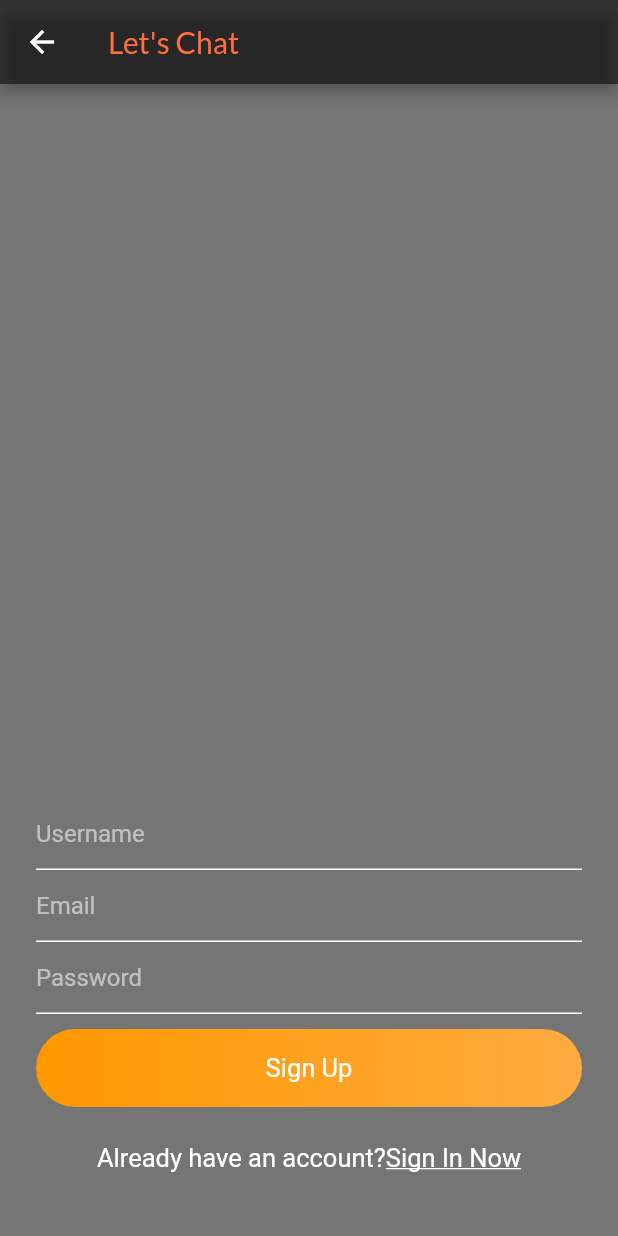
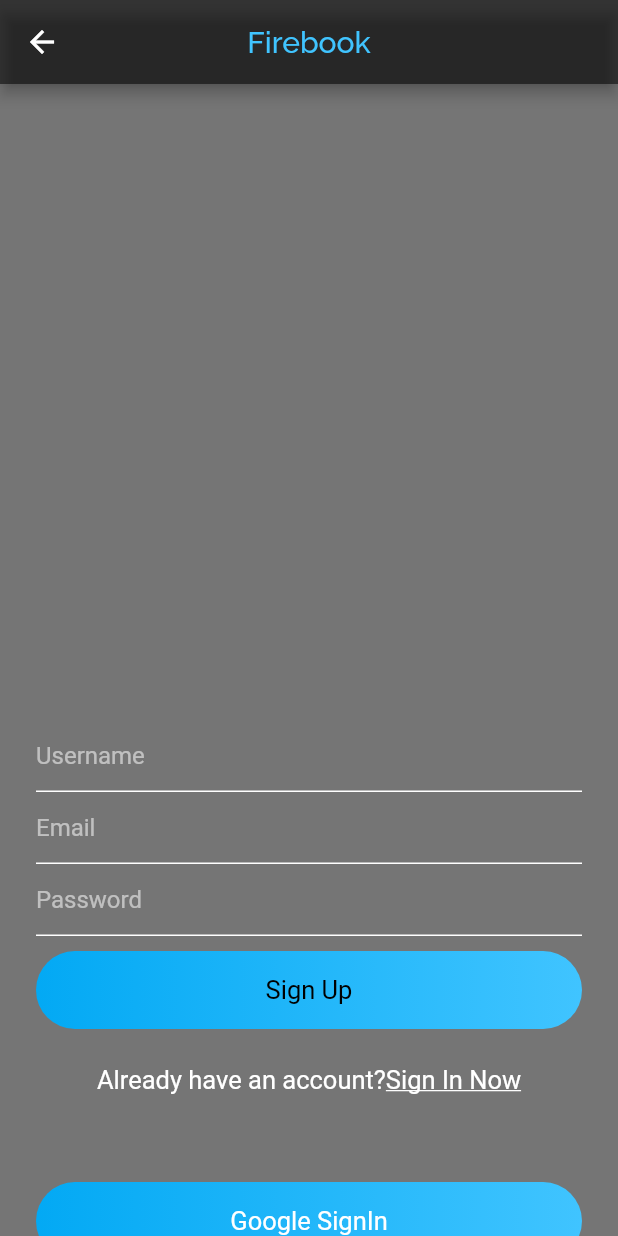
Before and after one commit to hiralrnagda/Lets-Chat, a Flutter app: the ChatRoom screen opened directly, after a tap on the "exit to app" icon, after a tap on "Sign In", after a tap on "Register Now", on a phone screen of 412 x 824 dp. Run offline on Flutter 3.47's test engine with Material 2 defaults, Android fonts, the phone set to English and light mode, and no system bars; our stand-ins replace cloud_firestore, firebase_auth, firebase_core, fluttertoast, google_fonts, google_sign_in and 1 more; accounts and stored records are empty.

Commit message:
minor changes, also added google signup

```diff
--- a/lib/services/database.dart
+++ b/lib/services/database.dart
@@ -56,5 +56,4 @@ class DatabaseMethods {
         .snapshots();
   }
 
-
 }
--- a/lib/views/chatRoomScreen.dart
+++ b/lib/views/chatRoomScreen.dart
@@ -5,9 +5,7 @@ import 'package:chat_app/services/auth.dart';
 import 'package:chat_app/services/database.dart';
 import 'package:chat_app/views/conversationScreen.dart';
 import 'package:chat_app/views/search.dart';
-import 'package:chat_app/widgets/widget.dart';
 import 'package:flutter/material.dart';
-import 'package:geolocator/geolocator.dart';
 import 'package:google_fonts/google_fonts.dart';
 
 class ChatRoom extends StatefulWidget {
@@ -20,8 +18,6 @@ class _ChatRoomState extends State<ChatRoom> {
   DatabaseMethods databaseMethods = new DatabaseMethods();
   Stream chatRoomsStream;
 
-
-
   Widget chatRoomList() {
     return StreamBuilder(
       stream: chatRoomsStream,
@@ -31,7 +27,7 @@ class _ChatRoomState extends State<ChatRoom> {
                 itemBuilder: (context, index) {
                   return SingleChildScrollView(
                     child: Container(
-                      margin: EdgeInsets.only(bottom: 5,top:5),
+                      margin: EdgeInsets.only(bottom: 5, top: 5),
                       child: ChatRoomTile(
                           snapshot.data.documents[index]
                               .data()["chatroomid"]
@@ -53,7 +49,6 @@ class _ChatRoomState extends State<ChatRoom> {
   @override
   void initState() {
     getUserInfo();
-
     super.initState();
   }
 
@@ -64,9 +59,7 @@ class _ChatRoomState extends State<ChatRoom> {
         chatRoomsStream = value;
       });
     });
-    setState(() {
-
-    });
+    setState(() {});
   }
 
   @override
@@ -74,10 +67,13 @@ class _ChatRoomState extends State<ChatRoom> {
     return Scaffold(
       backgroundColor: Colors.black54,
       appBar: AppBar(
+        centerTitle: true,
         backgroundColor: Colors.black54,
-        title: Text("Let's Chat",style: GoogleFonts.lato(fontSize: 20,color: Colors.deepOrangeAccent),),
+        title: Text(
+          "Firebook",
+          style: GoogleFonts.raleway(fontSize: 20, color: Colors.lightBlueAccent),
+        ),
         elevation: 0.0,
-        centerTitle: false,
         actions: [
           GestureDetector(
             onTap: () {
@@ -93,7 +89,7 @@ class _ChatRoomState extends State<ChatRoom> {
       ),
       body: Container(child: chatRoomList()),
       floatingActionButton: FloatingActionButton(
-        backgroundColor: Colors.orangeAccent,
+        backgroundColor: Colors.lightBlue,
         onPressed: () {
           Navigator.push(
               context, MaterialPageRoute(builder: (context) => SearchScreen()));
@@ -105,19 +101,11 @@ class _ChatRoomState extends State<ChatRoom> {
 }
 
 class ChatRoomTile extends StatelessWidget {
-
   final String userName;
   final String chatRoomId;
   ChatRoomTile(this.userName, this.chatRoomId);
   @override
   Widget build(BuildContext context) {
-
-    double distanceInMeters = Geolocator.distanceBetween(52.2165157, 6.9437819, 52.3546274, 4.8285838);
-    double distanceInKm = distanceInMeters/1000;
-    String x = distanceInKm.truncate().toString();
-    String d = x + " Km apart";
-
-
     return GestureDetector(
       onTap: () {
         Navigator.push(
@@ -132,7 +120,7 @@ class ChatRoomTile extends StatelessWidget {
           children: [
             CircleAvatar(
               radius: 20,
-              backgroundColor: Colors.orangeAccent,
+              backgroundColor: Colors.lightBlue,
               child: Text(
                 "${userName.substring(0, 1).toUpperCase()}",
                 textAlign: TextAlign.center,
@@ -150,12 +138,6 @@ class ChatRoomTile extends StatelessWidget {
             SizedBox(
               width: 100,
             ),
-            Text(
-              d,
-              textAlign: TextAlign.start,
-              style: TextStyle(color: Colors.black, fontSize: 16),
-            ),
-
           ],
         ),
       ),
--- a/lib/views/signin.dart
+++ b/lib/views/signin.dart
@@ -89,7 +89,7 @@ class _SigninState extends State<Signin> {
                       TextFormField(
                         validator: (val) {
                           return val.length < 6
-                              ? "Please provide password of 6+char in length"
+                              ? "Please provide password of 6+ char in length"
                               : null;
                         },
                         controller: passwordTextEditingController,
@@ -115,10 +115,8 @@ class _SigninState extends State<Signin> {
                     width: MediaQuery.of(context).size.width,
                     padding: EdgeInsets.symmetric(vertical: 16),
                     decoration: BoxDecoration(
-                        gradient: LinearGradient(colors: [
-                          Colors.orange,
-                          Colors.orangeAccent
-                        ]),
+                        gradient: LinearGradient(
+                            colors: [Colors.purple, Colors.purpleAccent]),
                         borderRadius: BorderRadius.circular(30)),
                     child: Text(
                       "Sign In",
@@ -126,7 +124,6 @@ class _SigninState extends State<Signin> {
                     ),
                   ),
                 ),
-
                 SizedBox(
                   height: 16,
                 ),
--- a/lib/views/signup.dart
+++ b/lib/views/signup.dart
@@ -2,7 +2,6 @@ import 'package:chat_app/helper/helperfunctions.dart';
 import 'package:chat_app/services/auth.dart';
 import 'package:chat_app/services/database.dart';
 import 'package:chat_app/views/chatRoomScreen.dart';
-
 import 'package:flutter/material.dart';
 import 'package:chat_app/widgets/widget.dart';
 
@@ -132,17 +131,16 @@ class _SignupState extends State<Signup> {
                           padding: EdgeInsets.symmetric(vertical: 16),
                           decoration: BoxDecoration(
                               gradient: LinearGradient(colors: [
-                                Colors.orange,
-                                Colors.orangeAccent
+                                Colors.lightBlue,
+                                Colors.lightBlueAccent
                               ]),
                               borderRadius: BorderRadius.circular(30)),
                           child: Text(
                             "Sign Up",
-                            style: TextStyle(color: Colors.white, fontSize: 17),
+                            style: TextStyle(color: Colors.black, fontSize: 17),
                           ),
                         ),
                       ),
-
                       SizedBox(
                         height: 16,
                       ),
@@ -172,7 +170,27 @@ class _SignupState extends State<Signup> {
                       ),
                       SizedBox(
                         height: 50,
-                      )
+                      ),
+                      GestureDetector(
+                        onTap: () {
+                          authMethods.signInWithGoogle();
+                        },
+                        child: Container(
+                          alignment: Alignment.center,
+                          width: MediaQuery.of(context).size.width,
+                          padding: EdgeInsets.symmetric(vertical: 16),
+                          decoration: BoxDecoration(
+                              gradient: LinearGradient(colors: [
+                                Colors.lightBlue,
+                                Colors.lightBlueAccent
+                              ]),
+                              borderRadius: BorderRadius.circular(30)),
+                          child: Text(
+                            "Google SignIn",
+                            style: TextStyle(color: Colors.white, fontSize: 17),
+                          ),
+                        ),
+                      ),
                     ],
                   ),
                 ),
--- a/lib/widgets/widget.dart
+++ b/lib/widgets/widget.dart
@@ -2,10 +2,13 @@ import 'package:flutter/material.dart';
 import 'package:google_fonts/google_fonts.dart';
 
 Widget appBarMain(BuildContext context) {
-  return AppBar(backgroundColor: Colors.black54,
-    title: Text("Let's Chat",style: GoogleFonts.lato(fontSize: 20,color: Colors.deepOrangeAccent),)
-
-  );
+  return AppBar(
+      centerTitle: true,
+      backgroundColor: Colors.black54,
+      title: Text(
+        "Firebook",
+        style: GoogleFonts.raleway(fontSize: 20, color: Colors.lightBlueAccent),
+      ));
 }
 
 InputDecoration textFieldDecoration(String hintText) {
```
Also changed, not shown: lib/services/auth.dart (+20 -8 lines), lib/views/conversationScreen.dart (+14 -11 lines), lib/views/search.dart (+3 -8 lines), pubspec.yaml (+3 -55 lines), pubspec.lock, 3 other files.
